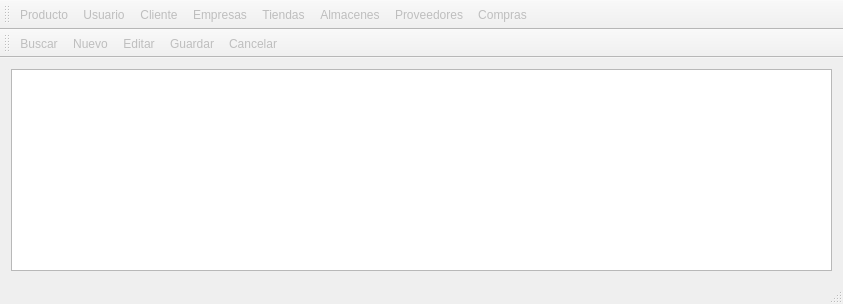
The window that mainwindow.ui (benArambide/ProyFinal-IS2) describes before a commit, drawn with Qt 5.
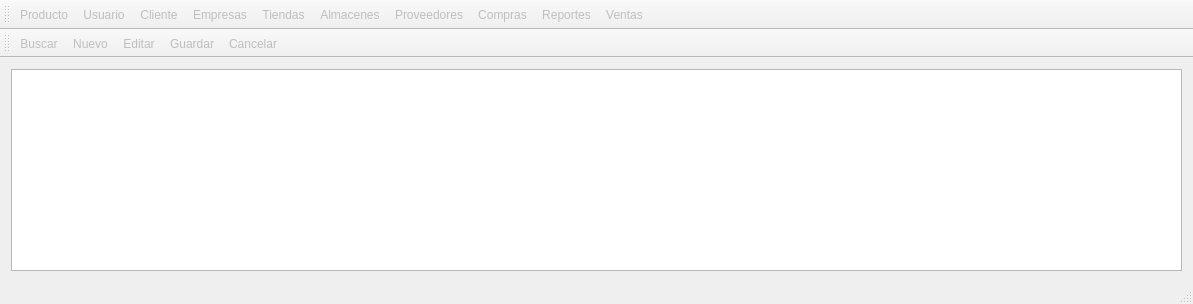
The same window after the commit. Icons and pictures are not drawn.

Diff of the .ui file:
```diff
--- a/mainwindow.ui
+++ b/mainwindow.ui
@@ -6,7 +6,7 @@
    <rect>
     <x>0</x>
     <y>0</y>
-    <width>843</width>
+    <width>1193</width>
     <height>304</height>
    </rect>
   </property>
@@ -60,6 +60,8 @@
    <addaction name="actionAlmacen"/>
    <addaction name="actionProveedores"/>
    <addaction name="actionCompras"/>
+   <addaction name="actionReportes"/>
+   <addaction name="actionVentas"/>
   </widget>
   <widget class="QStatusBar" name="statusBar">
    <property name="cursor">
@@ -295,6 +297,33 @@
     <string>Ctrl+X</string>
    </property>
   </action>
+  <action name="actionReportes">
+   <property name="enabled">
+    <bool>false</bool>
+   </property>
+   <property name="icon">
+    <iconset resource="Icons/Icons.qrc">
+     <normaloff>:/Icons/abiword.png</normaloff>:/Icons/abiword.png</iconset>
+   </property>
+   <property name="text">
+    <string>Reportes</string>
+   </property>
+   <property name="shortcut">
+    <string>Ctrl+P</string>
+   </property>
+  </action>
+  <action name="actionVentas">
+   <property name="enabled">
+    <bool>false</bool>
+   </property>
+   <property name="icon">
+    <iconset resource="Icons/Icons.qrc">
+     <normaloff>:/Icons/ticket.png</normaloff>:/Icons/ticket.png</iconset>
+   </property>
+   <property name="text">
+    <string>Ventas</string>
+   </property>
+  </action>
  </widget>
  <layoutdefault spacing="6" margin="11"/>
  <resources>
```
